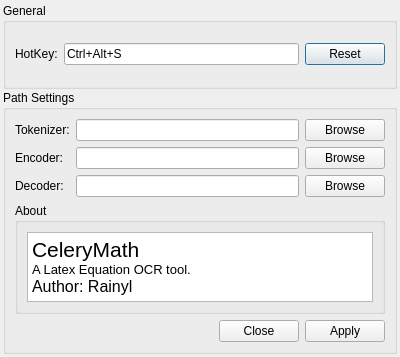
The window that celeryMath/gui/resources/ui/dialogSettingsUI.ui (MODCT/CeleryMath) describes before a commit, drawn with Qt 5.
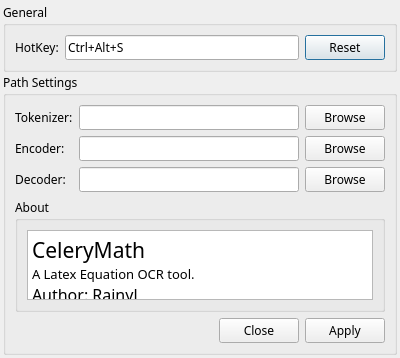
The same window after the commit. Icons and pictures are not drawn.

Patch:
```diff
--- a/celeryMath/gui/resources/ui/dialogSettingsUI.ui
+++ b/celeryMath/gui/resources/ui/dialogSettingsUI.ui
@@ -10,6 +10,11 @@
     <height>357</height>
    </rect>
   </property>
+  <property name="font">
+   <font>
+    <family>MiSans Demibold</family>
+   </font>
+  </property>
   <property name="windowTitle">
    <string>Settings</string>
   </property>
@@ -171,6 +176,12 @@
           <layout class="QGridLayout" name="gridLayout_4">
            <item row="0" column="0">
             <widget class="QTextBrowser" name="textBrowser">
+             <property name="verticalScrollBarPolicy">
+              <enum>Qt::ScrollBarAlwaysOff</enum>
+             </property>
+             <property name="horizontalScrollBarPolicy">
+              <enum>Qt::ScrollBarAlwaysOff</enum>
+             </property>
              <property name="markdown">
               <string>CeleryMath
 
@@ -185,10 +196,10 @@
 &lt;html&gt;&lt;head&gt;&lt;meta name=&quot;qrichtext&quot; content=&quot;1&quot; /&gt;&lt;meta charset=&quot;utf-8&quot; /&gt;&lt;style type=&quot;text/css&quot;&gt;
 p, li { white-space: pre-wrap; }
 hr { height: 1px; border-width: 0; }
-&lt;/style&gt;&lt;/head&gt;&lt;body style=&quot; font-family:'Microsoft YaHei UI'; font-size:9pt; font-weight:400; font-style:normal;&quot;&gt;
-&lt;p align=&quot;justify&quot; style=&quot; margin-top:0px; margin-bottom:0px; margin-left:0px; margin-right:0px; -qt-block-indent:0; text-indent:0px;&quot;&gt;&lt;span style=&quot; font-size:16pt;&quot;&gt;CeleryMath&lt;/span&gt;&lt;/p&gt;
-&lt;p align=&quot;justify&quot; style=&quot; margin-top:0px; margin-bottom:0px; margin-left:0px; margin-right:0px; -qt-block-indent:0; text-indent:0px;&quot;&gt;&lt;span style=&quot; font-size:10pt;&quot;&gt;A Latex Equation OCR tool.&lt;/span&gt;&lt;/p&gt;
-&lt;p align=&quot;justify&quot; style=&quot; margin-top:0px; margin-bottom:0px; margin-left:0px; margin-right:0px; -qt-block-indent:0; text-indent:0px;&quot;&gt;&lt;span style=&quot; font-size:12pt;&quot;&gt;Author: Rainyl&lt;/span&gt;&lt;/p&gt;&lt;/body&gt;&lt;/html&gt;</string>
+&lt;/style&gt;&lt;/head&gt;&lt;body style=&quot; font-family:'MiSans Demibold'; font-size:9pt; font-weight:400; font-style:normal;&quot;&gt;
+&lt;p align=&quot;justify&quot; style=&quot; margin-top:0px; margin-bottom:0px; margin-left:0px; margin-right:0px; -qt-block-indent:0; text-indent:0px;&quot;&gt;&lt;span style=&quot; font-family:'Microsoft YaHei UI'; font-size:16pt;&quot;&gt;CeleryMath&lt;/span&gt;&lt;/p&gt;
+&lt;p align=&quot;justify&quot; style=&quot; margin-top:0px; margin-bottom:0px; margin-left:0px; margin-right:0px; -qt-block-indent:0; text-indent:0px;&quot;&gt;&lt;span style=&quot; font-family:'Microsoft YaHei UI'; font-size:10pt;&quot;&gt;A Latex Equation OCR tool.&lt;/span&gt;&lt;/p&gt;
+&lt;p align=&quot;justify&quot; style=&quot; margin-top:0px; margin-bottom:0px; margin-left:0px; margin-right:0px; -qt-block-indent:0; text-indent:0px;&quot;&gt;&lt;span style=&quot; font-family:'Microsoft YaHei UI'; font-size:12pt;&quot;&gt;Author: Rainyl&lt;/span&gt;&lt;/p&gt;&lt;/body&gt;&lt;/html&gt;</string>
              </property>
             </widget>
            </item>
```
Left out of the diff: 20 changed lines with no effect on the pictures.
